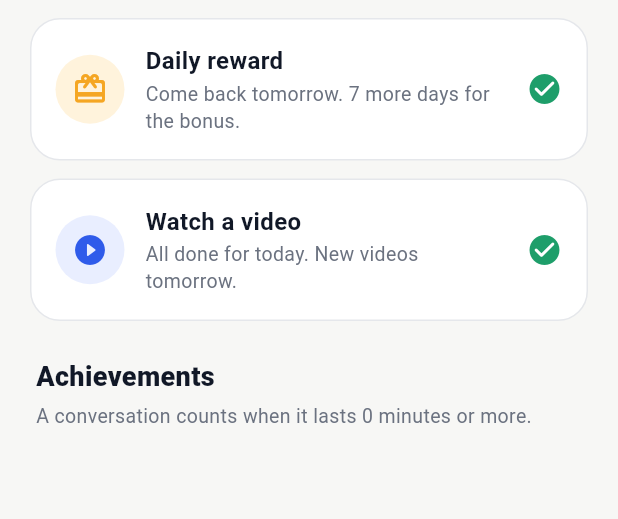
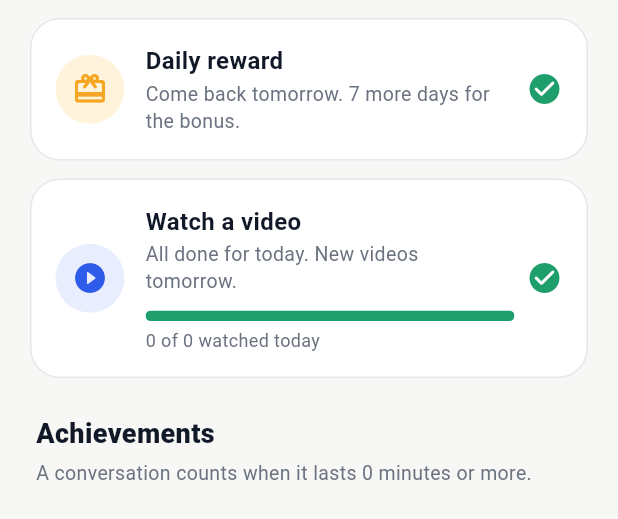
Before and after one commit to mosharafsm78-hub/open-talk, a Flutter app: the _EarnTab widget shown alone on an empty page, opened directly with empty values, on a phone screen of 412 x 824 dp. Shown: the top 519 px of the screen. Run offline on Flutter 3.47's test engine with Material 3 defaults, Android fonts, the phone set to English and light mode, and no system bars; our stand-ins replace google_mobile_ads, permission_handler, supabase_flutter, wakelock_plus; missing offline and left inert: agora_rtc_engine, proximity_sensor; accounts and stored records are empty; network calls fail.

Commit message:
Welcome gift, video progress bar, streak nudge, pack values in hours, economy doc
Co-Authored-By: Claude Sonnet 5.5 <noreply@anthropic.com>
Claude-Session: https://claude.ai/code/session_01CtDrW1yY4bdzmv3VniNG9z

```diff
--- a/lib/screens/coins_screen.dart
+++ b/lib/screens/coins_screen.dart
@@ -328,6 +328,8 @@ class _EarnTab extends StatelessWidget {
   @override
   Widget build(BuildContext context) {
     final adsLeft = (wallet['ads_left'] as num).toInt();
+    final adCap = (wallet['ad_cap'] as num).toInt();
+    final watched = adCap - adsLeft;
     final adReward = (wallet['ad_reward'] as num).toInt();
     final dailyReward = (wallet['daily_reward'] as num).toInt();
     final dailyBonus = (wallet['daily_bonus'] as num).toInt();
@@ -406,11 +408,27 @@ class _EarnTab extends StatelessWidget {
                     const SizedBox(height: 2),
                     Text(
                       adsLeft > 0
-                          ? '+$adReward coin each. $adsLeft left today.'
+                          ? '+$adReward coin each. 10 videos = 30 min of gender or country choice.'
                           : 'All done for today. New videos tomorrow.',
                       style: const TextStyle(
                           fontSize: 13, color: AppColors.muted, height: 1.35),
                     ),
+                    const SizedBox(height: 10),
+                    ClipRRect(
+                      borderRadius: BorderRadius.circular(6),
+                      child: LinearProgressIndicator(
+                        value: watched / adCap,
+                        minHeight: 7,
+                        backgroundColor: AppColors.accentSoft,
+                        color: adsLeft == 0
+                            ? AppColors.success
+                            : AppColors.accent,
+                      ),
+                    ),
+                    const SizedBox(height: 4),
+                    Text('$watched of $adCap watched today',
+                        style: const TextStyle(
+                            fontSize: 12, color: AppColors.muted)),
                   ],
                 ),
               ),
@@ -718,9 +736,9 @@ class _BuyTab extends StatelessWidget {
   @override
   Widget build(BuildContext context) {
     const bundles = [
-      ('Starter pack', 100, r'$0.99', null),
-      ('Includes 10% bonus coins', 550, r'$4.99', 'Most popular'),
-      ('Includes 20% bonus coins', 1200, r'$9.99', 'Best value'),
+      ('About 5 hours of choice', 100, r'$0.99', null),
+      ('About 27 hours of choice · 10% bonus', 550, r'$4.99', 'Most popular'),
+      ('About 60 hours of choice · 20% bonus', 1200, r'$9.99', 'Best value'),
     ];
     return ListView(
       padding: const EdgeInsets.fromLTRB(20, 12, 20, 24),
```
Also changed, not shown: lib/screens/home_screen.dart (+35 -1 lines), 1 other file.
